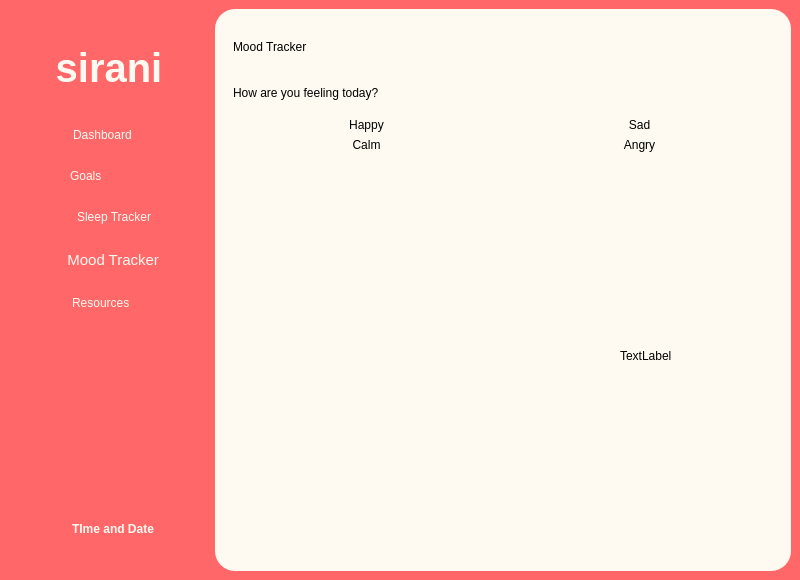
The window that source_code/homescreen.ui (suwubham/sirani) describes before a commit, drawn with Qt 5.
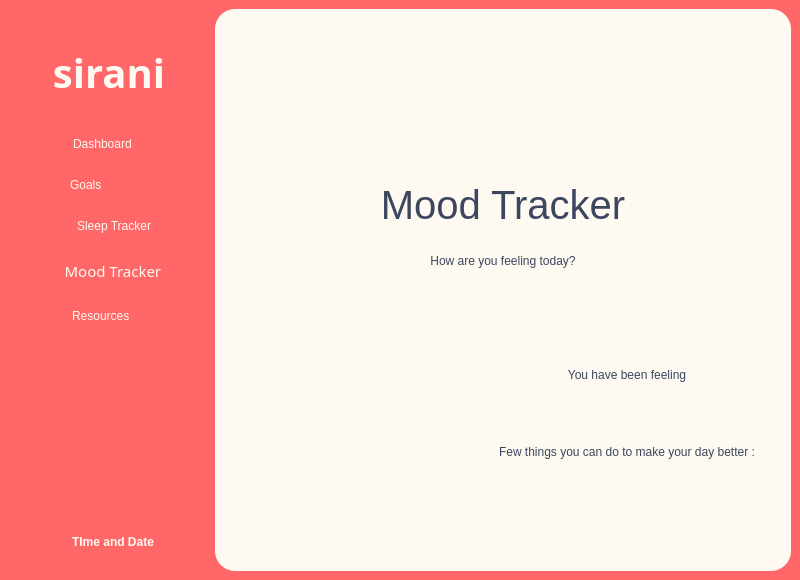
The same window after the commit. The open tabs and pages were chosen to show the change. Icons and pictures are not drawn.

Commit message: Ui change in dashboard, mood tracker, and goals

```diff
--- a/source_code/homescreen.ui
+++ b/source_code/homescreen.ui
@@ -99,6 +99,7 @@
         <widget class="QLabel" name="Sirani">
          <property name="font">
           <font>
+           <family>FONTSPRING DEMO - Pontiac Black</family>
            <pointsize>30</pointsize>
            <italic>false</italic>
            <bold>true</bold>
@@ -227,6 +228,7 @@
         <widget class="QPushButton" name="MoodTrackerButton">
          <property name="font">
           <font>
+           <family>Foco</family>
            <pointsize>11</pointsize>
            <italic>false</italic>
            <bold>false</bold>
@@ -550,68 +552,365 @@
           </layout>
          </widget>
          <widget class="QWidget" name="Moodtracker">
-          <layout class="QVBoxLayout" name="verticalLayout_6" stretch="1,1,4,10">
+          <layout class="QVBoxLayout" name="verticalLayout_6" stretch="2,0,0,0,0,0,3">
+           <item>
+            <widget class="QLabel" name="bgimg">
+             <property name="styleSheet">
+              <string notr="true">background-image: url(:/IMG/moodtrackerbg-05.png);
+background-repeat: repeat-x;
+background-color: #FEFAF1;</string>
+             </property>
+             <property name="text">
+              <string/>
+             </property>
+            </widget>
+           </item>
            <item>
             <widget class="QLabel" name="MoodTrackerTitle">
+             <property name="styleSheet">
+              <string notr="true">font-family:'FONTSPRING DEMO - Pontiac Black'; font-size:30pt; color:#3c465f; background-color:transparent;</string>
+             </property>
              <property name="text">
               <string>Mood Tracker</string>
              </property>
+             <property name="alignment">
+              <set>Qt::AlignCenter</set>
+             </property>
             </widget>
            </item>
+           <item>
+            <spacer name="horizontalSpacer_14">
+             <property name="orientation">
+              <enum>Qt::Horizontal</enum>
+             </property>
+             <property name="sizeHint" stdset="0">
+              <size>
+               <width>40</width>
+               <height>20</height>
+              </size>
+             </property>
+            </spacer>
+           </item>
            <item>
             <widget class="QLabel" name="MoodQuestion">
+             <property name="styleSheet">
+              <string notr="true">font: 800 11pt &quot;Foco&quot;;
+color: rgb(60, 70, 95);</string>
+             </property>
              <property name="text">
               <string>How are you feeling today?</string>
              </property>
+             <property name="alignment">
+              <set>Qt::AlignCenter</set>
+             </property>
             </widget>
            </item>
            <item>
-            <layout class="QGridLayout" name="gridLayout">
-             <item row="1" column="0">
-              <widget class="QPushButton" name="CalmButton">
-               <property name="text">
-                <string>Calm</string>
+            <spacer name="horizontalSpacer_15">
+             <property name="orientation">
+              <enum>Qt::Horizontal</enum>
+             </property>
+             <property name="sizeHint" stdset="0">
+              <size>
+               <width>40</width>
+               <height>10</height>
+              </size>
+             </property>
+            </spacer>
+           </item>
+           <item>
+            <layout class="QGridLayout" name="gridLayout" rowstretch="0" columnstretch="2,0,1,0,1,0,1,0,2">
+             <item row="0" column="2">
+              <spacer name="verticalSpacer_4">
+               <property name="orientation">
+                <enum>Qt::Vertical</enum>
                </property>
-              </widget>
+               <property name="sizeHint" stdset="0">
+                <size>
+                 <width>20</width>
+                 <height>40</height>
+                </size>
+               </property>
+              </spacer>
              </item>
-             <item row="0" column="0">
-              <widget class="QPushButton" name="HappyButton">
-               <property name="text">
-                <string>Happy</string>
+             <item row="0" column="4">
+              <spacer name="verticalSpacer_5">
+               <property name="orientation">
+                <enum>Qt::Vertical</enum>
                </property>
-              </widget>
+               <property name="sizeHint" stdset="0">
+                <size>
+                 <width>20</width>
+                 <height>40</height>
+                </size>
+               </property>
+              </spacer>
+             </item>
+             <item row="0" column="8">
+              <spacer name="verticalSpacer_3">
+               <property name="orientation">
+                <enum>Qt::Vertical</enum>
+               </property>
+               <property name="sizeHint" stdset="0">
+                <size>
+                 <width>20</width>
+                 <height>40</height>
+                </size>
+               </property>
+              </spacer>
+             </item>
+             <item row="0" column="6">
+              <spacer name="verticalSpacer_6">
+               <property name="orientation">
+                <enum>Qt::Vertical</enum>
+               </property>
+               <property name="sizeHint" stdset="0">
+                <size>
+                 <width>20</width>
+                 <height>40</height>
+                </size>
+               </property>
+              </spacer>
              </item>
              <item row="0" column="1">
+              <widget class="QPushButton" name="HappyButton">
+               <property name="minimumSize">
+                <size>
+                 <width>0</width>
+                 <height>0</height>
+                </size>
+               </property>
+               <property name="cursor">
+                <cursorShape>PointingHandCursor</cursorShape>
+               </property>
+               <property name="text">
+                <string/>
+               </property>
+               <property name="icon">
+                <iconset resource="resource.qrc">
+                 <normaloff>:/IMG/happy-06.png</normaloff>
+                 <activeoff>:/IMG/happy-06.png</activeoff>:/IMG/happy-06.png</iconset>
+               </property>
+               <property name="iconSize">
+                <size>
+                 <width>50</width>
+                 <height>50</height>
+                </size>
+               </property>
+              </widget>
+             </item>
+             <item row="0" column="3">
               <widget class="QPushButton" name="SadButton">
+               <property name="minimumSize">
+                <size>
+                 <width>0</width>
+                 <height>0</height>
+                </size>
+               </property>
+               <property name="cursor">
+                <cursorShape>PointingHandCursor</cursorShape>
+               </property>
                <property name="text">
-                <string>Sad</string>
+                <string/>
                </property>
+               <property name="icon">
+                <iconset resource="resource.qrc">
+                 <normaloff>:/IMG/sad-06.png</normaloff>:/IMG/sad-06.png</iconset>
+               </property>
+               <property name="iconSize">
+                <size>
+                 <width>50</width>
+                 <height>50</height>
+                </size>
+               </property>
               </widget>
              </item>
-             <item row="1" column="1">
+             <item row="0" column="0">
+              <spacer name="verticalSpacer_2">
+               <property name="orientation">
+                <enum>Qt::Vertical</enum>
+               </property>
+               <property name="sizeHint" stdset="0">
+                <size>
+                 <width>20</width>
+                 <height>40</height>
+                </size>
+               </property>
+              </spacer>
+             </item>
+             <item row="0" column="5">
+              <widget class="QPushButton" name="CalmButton">
+               <property name="minimumSize">
+                <size>
+                 <width>0</width>
+                 <height>0</height>
+                </size>
+               </property>
+               <property name="cursor">
+                <cursorShape>PointingHandCursor</cursorShape>
+               </property>
+               <property name="text">
+                <string/>
+               </property>
+               <property name="icon">
+                <iconset resource="resource.qrc">
+                 <normaloff>:/IMG/calm-06.png</normaloff>:/IMG/calm-06.png</iconset>
+               </property>
+               <property name="iconSize">
+                <size>
+                 <width>50</width>
+                 <height>50</height>
+                </size>
+               </property>
+              </widget>
+             </item>
+             <item row="0" column="7">
               <widget class="QPushButton" name="AngryButton">
+               <property name="minimumSize">
+                <size>
+                 <width>0</width>
+                 <height>0</height>
+                </size>
+               </property>
+               <property name="cursor">
+                <cursorShape>PointingHandCursor</cursorShape>
+               </property>
                <property name="text">
-                <string>Angry</string>
+                <string/>
+               </property>
+               <property name="icon">
+                <iconset resource="resource.qrc">
+                 <normaloff>:/IMG/angry-06.png</normaloff>:/IMG/angry-06.png</iconset>
+               </property>
+               <property name="iconSize">
+                <size>
+                 <width>50</width>
+                 <height>50</height>
+                </size>
                </property>
               </widget>
              </item>
             </layout>
            </item>
            <item>
-            <layout class="QHBoxLayout" name="horizontalLayout_5" stretch="5,2">
-             <item>
-              <widget class="QFrame" name="horizontalFrame_2">
-               <layout class="QHBoxLayout" name="horizontalLayout_10"/>
-              </widget>
-             </item>
-             <item>
-              <widget class="QLabel" name="AverageMood">
-               <property name="text">
-                <string>TextLabel</string>
-               </property>
-              </widget>
-             </item>
-            </layout>
+            <widget class="QFrame" name="frame_4">
+             <property name="frameShape">
+              <enum>QFrame::StyledPanel</enum>
+             </property>
+             <property name="frameShadow">
+              <enum>QFrame::Raised</enum>
+             </property>
+             <layout class="QHBoxLayout" name="horizontalLayout_5" stretch="2,0,1">
+              <item>
+               <widget class="QFrame" name="horizontalFrame_2">
+                <property name="frameShape">
+                 <enum>QFrame::StyledPanel</enum>
+                </property>
+                <property name="frameShadow">
+                 <enum>QFrame::Raised</enum>
+                </property>
+                <layout class="QHBoxLayout" name="horizontalLayout_6"/>
+               </widget>
+              </item>
+              <item>
+               <spacer name="verticalSpacer_7">
+                <property name="orientation">
+                 <enum>Qt::Vertical</enum>
+                </property>
+                <property name="sizeHint" stdset="0">
+                 <size>
+                  <width>20</width>
+                  <height>40</height>
+                 </size>
+                </property>
+               </spacer>
+              </item>
+              <item>
+               <widget class="QFrame" name="frame_5">
+                <property name="frameShape">
+                 <enum>QFrame::StyledPanel</enum>
+                </property>
+                <property name="frameShadow">
+                 <enum>QFrame::Raised</enum>
+                </property>
+                <layout class="QVBoxLayout" name="verticalLayout_12">
+                 <item>
+                  <spacer name="horizontalSpacer_16">
+                   <property name="orientation">
+                    <enum>Qt::Horizontal</enum>
+                   </property>
+                   <property name="sizeHint" stdset="0">
+                    <size>
+                     <width>40</width>
+                     <height>20</height>
+                    </size>
+                   </property>
+                  </spacer>
+                 </item>
+                 <item>
+                  <widget class="QLabel" name="label_2">
+                   <property name="styleSheet">
+                    <string notr="true">font: 800 18pt &quot;Foco&quot;;
+color: rgb(60, 70, 95);</string>
+                   </property>
+                   <property name="text">
+                    <string>You have been feeling</string>
+                   </property>
+                   <property name="alignment">
+                    <set>Qt::AlignCenter</set>
+                   </property>
+                  </widget>
+                 </item>
+                 <item>
+                  <widget class="QLabel" name="AverageMood">
+                   <property name="styleSheet">
+                    <string notr="true">font-family:'FONTSPRING DEMO - Pontiac Black'; font-size:20pt; color:#FFB391;</string>
+                   </property>
+                   <property name="text">
+                    <string/>
+                   </property>
+                   <property name="alignment">
+                    <set>Qt::AlignCenter</set>
+                   </property>
+                  </widget>
+                 </item>
+                 <item>
+                  <spacer name="horizontalSpacer_17">
+                   <property name="orientation">
+                    <enum>Qt::Horizontal</enum>
+                   </property>
+                   <property name="sizeHint" stdset="0">
+                    <size>
+                     <width>40</width>
+                     <height>20</height>
+                    </size>
+                   </property>
+                  </spacer>
+                 </item>
+                 <item>
+                  <widget class="QLabel" name="label_3">
+                   <property name="styleSheet">
+                    <string notr="true">font: 800 12pt &quot;Foco&quot;;
+color: rgb(60, 70, 95);</string>
+                   </property>
+                   <property name="text">
+                    <string>Few things you can do to make your day better :</string>
+                   </property>
+                  </widget>
+                 </item>
+                 <item>
+                  <widget class="QTextBrowser" name="MoodResource">
+                   <property name="styleSheet">
+                    <string notr="true">font: 400 11pt &quot;Foco&quot;;
+color: rgb(60, 70, 95);</string>
+                   </property>
+                  </widget>
+                 </item>
+                </layout>
+               </widget>
+              </item>
+             </layout>
+            </widget>
            </item>
           </layout>
          </widget>
```
Left out of the diff: 97 changed lines with no effect on the pictures. The commit also changes 8 other files.
